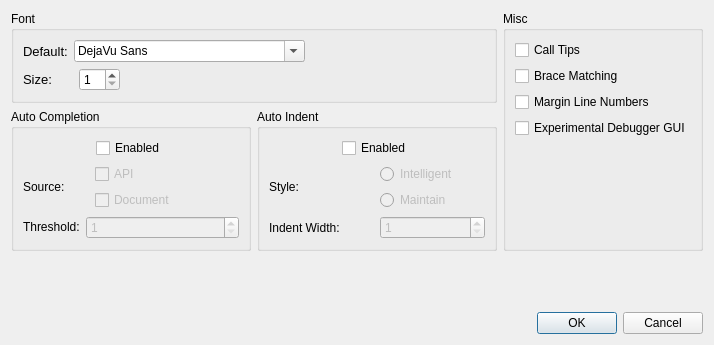
Before: the Qt Designer form ui/EditorSettingsDialog.ui in kipr/kiss, drawn with Qt 5.
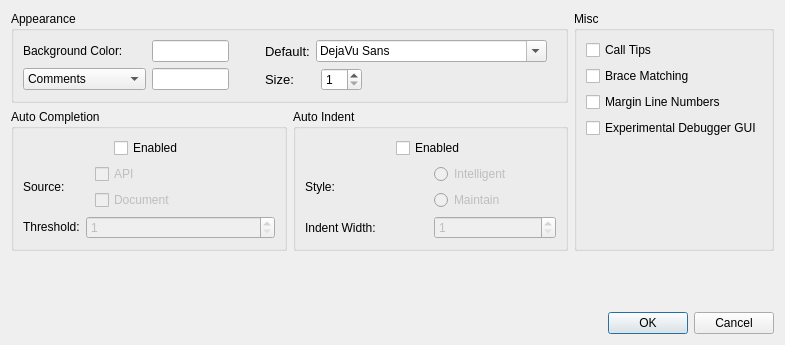
After: the same form once the commit is applied. Custom widgets are drawn as their Qt base class.

Commit message: Initial work on customizable lexers

The edit to the form file:
```diff
--- a/ui/EditorSettingsDialog.ui
+++ b/ui/EditorSettingsDialog.ui
@@ -6,7 +6,7 @@
    <rect>
     <x>0</x>
     <y>0</y>
-    <width>714</width>
+    <width>785</width>
     <height>345</height>
    </rect>
   </property>
@@ -20,44 +20,31 @@
    <string>Settings</string>
   </property>
   <layout class="QGridLayout">
-   <item row="0" column="0" colspan="2">
-    <widget class="QGroupBox" name="ui_fontGroup">
+   <item row="1" column="1">
+    <widget class="QGroupBox" name="ui_autoIndentGroup">
      <property name="title">
-      <string>Font</string>
+      <string>Auto Indent</string>
      </property>
      <layout class="QVBoxLayout">
       <item>
        <layout class="QHBoxLayout">
         <item>
-         <widget class="QLabel" name="label">
-          <property name="font">
-           <font>
-            <pointsize>10</pointsize>
-            <weight>50</weight>
-            <bold>false</bold>
-           </font>
+         <spacer>
+          <property name="orientation">
+           <enum>Qt::Horizontal</enum>
           </property>
+          <property name="sizeHint" stdset="0">
+           <size>
+            <width>40</width>
+            <height>20</height>
+           </size>
+          </property>
+         </spacer>
+        </item>
+        <item>
+         <widget class="QCheckBox" name="ui_autoIndentEnabledCheckBox">
           <property name="text">
-           <string>Default:</string>
-          </property>
-         </widget>
-        </item>
-        <item>
-         <widget class="QFontComboBox" name="ui_fontBox">
-          <property name="font">
-           <font>
-            <pointsize>9</pointsize>
-            <weight>50</weight>
-            <bold>false</bold>
-           </font>
-          </property>
-          <property name="currentFont">
-           <font>
-            <family>DejaVu Sans</family>
-            <pointsize>14</pointsize>
-            <weight>50</weight>
-            <bold>false</bold>
-           </font>
+           <string>Enabled</string>
           </property>
          </widget>
         </item>
@@ -79,101 +66,71 @@
       <item>
        <layout class="QHBoxLayout">
         <item>
-         <widget class="QLabel" name="label_2">
+         <widget class="QLabel" name="label_5">
           <property name="minimumSize">
            <size>
-            <width>50</width>
+            <width>83</width>
             <height>0</height>
            </size>
           </property>
-          <property name="font">
-           <font>
-            <pointsize>10</pointsize>
-           </font>
+          <property name="text">
+           <string>Style:</string>
           </property>
+         </widget>
+        </item>
+        <item>
+         <layout class="QVBoxLayout">
+          <item>
+           <widget class="QRadioButton" name="ui_autoIndentIntelligentStyleRadioButton">
+            <property name="enabled">
+             <bool>false</bool>
+            </property>
+            <property name="text">
+             <string>Intelligent</string>
+            </property>
+           </widget>
+          </item>
+          <item>
+           <widget class="QRadioButton" name="ui_autoIndentMaintainStyleRadioButton">
+            <property name="enabled">
+             <bool>false</bool>
+            </property>
+            <property name="text">
+             <string>Maintain</string>
+            </property>
+           </widget>
+          </item>
+         </layout>
+        </item>
+       </layout>
+      </item>
+      <item>
+       <layout class="QHBoxLayout">
+        <item>
+         <widget class="QLabel" name="label_6">
           <property name="text">
-           <string>Size: </string>
+           <string>Indent Width:</string>
           </property>
          </widget>
         </item>
         <item>
-         <widget class="QSpinBox" name="ui_fontSizeSpinBox">
+         <widget class="QSpinBox" name="ui_autoIndentWidthSpinBox">
+          <property name="enabled">
+           <bool>false</bool>
+          </property>
           <property name="minimum">
            <number>1</number>
           </property>
           <property name="maximum">
-           <number>26</number>
+           <number>20</number>
           </property>
          </widget>
         </item>
-        <item>
-         <spacer>
-          <property name="orientation">
-           <enum>Qt::Horizontal</enum>
-          </property>
-          <property name="sizeHint" stdset="0">
-           <size>
-            <width>40</width>
-            <height>20</height>
-           </size>
-          </property>
-         </spacer>
-        </item>
        </layout>
       </item>
      </layout>
     </widget>
    </item>
-   <item row="0" column="2" rowspan="2">
-    <widget class="QGroupBox" name="ui_miscGroup">
-     <property name="title">
-      <string>Misc</string>
-     </property>
-     <layout class="QVBoxLayout">
-      <item>
-       <widget class="QCheckBox" name="ui_callTipsCheckBox">
-        <property name="text">
-         <string>Call Tips</string>
-        </property>
-       </widget>
-      </item>
-      <item>
-       <widget class="QCheckBox" name="ui_braceMatchingCheckBox">
-        <property name="text">
-         <string>Brace Matching</string>
-        </property>
-       </widget>
-      </item>
-      <item>
-       <widget class="QCheckBox" name="ui_marginLineNumbersCheckBox">
-        <property name="text">
-         <string>Margin Line Numbers</string>
-        </property>
-       </widget>
-      </item>
-      <item>
-       <widget class="QCheckBox" name="ui_debugger">
-        <property name="text">
-         <string>Experimental Debugger GUI</string>
-        </property>
-       </widget>
-      </item>
-      <item>
-       <spacer>
-        <property name="orientation">
-         <enum>Qt::Vertical</enum>
-        </property>
-        <property name="sizeHint" stdset="0">
-         <size>
-          <width>20</width>
-          <height>40</height>
-         </size>
-        </property>
-       </spacer>
-      </item>
-     </layout>
-    </widget>
-   </item>
    <item row="1" column="0">
     <widget class="QGroupBox" name="ui_autoCompletionGroup">
      <property name="title">
@@ -303,117 +260,6 @@
      </layout>
     </widget>
    </item>
-   <item row="1" column="1">
-    <widget class="QGroupBox" name="ui_autoIndentGroup">
-     <property name="title">
-      <string>Auto Indent</string>
-     </property>
-     <layout class="QVBoxLayout">
-      <item>
-       <layout class="QHBoxLayout">
-        <item>
-         <spacer>
-          <property name="orientation">
-           <enum>Qt::Horizontal</enum>
-          </property>
-          <property name="sizeHint" stdset="0">
-           <size>
-            <width>40</width>
-            <height>20</height>
-           </size>
-          </property>
-         </spacer>
-        </item>
-        <item>
-         <widget class="QCheckBox" name="ui_autoIndentEnabledCheckBox">
-          <property name="text">
-           <string>Enabled</string>
-          </property>
-         </widget>
-        </item>
-        <item>
-         <spacer>
-          <property name="orientation">
-           <enum>Qt::Horizontal</enum>
-          </property>
-          <property name="sizeHint" stdset="0">
-           <size>
-            <width>40</width>
-            <height>20</height>
-           </size>
-          </property>
-         </spacer>
-        </item>
-       </layout>
-      </item>
-      <item>
-       <layout class="QHBoxLayout">
-        <item>
-         <widget class="QLabel" name="label_5">
-          <property name="minimumSize">
-           <size>
-            <width>83</width>
-            <height>0</height>
-           </size>
-          </property>
-          <property name="text">
-           <string>Style:</string>
-          </property>
-         </widget>
-        </item>
-        <item>
-         <layout class="QVBoxLayout">
-          <item>
-           <widget class="QRadioButton" name="ui_autoIndentIntelligentStyleRadioButton">
-            <property name="enabled">
-             <bool>false</bool>
-            </property>
-            <property name="text">
-             <string>Intelligent</string>
-            </property>
-           </widget>
-          </item>
-          <item>
-           <widget class="QRadioButton" name="ui_autoIndentMaintainStyleRadioButton">
-            <property name="enabled">
-             <bool>false</bool>
-            </property>
-            <property name="text">
-             <string>Maintain</string>
-            </property>
-           </widget>
-          </item>
-         </layout>
-        </item>
-       </layout>
-      </item>
-      <item>
-       <layout class="QHBoxLayout">
-        <item>
-         <widget class="QLabel" name="label_6">
-          <property name="text">
-           <string>Indent Width:</string>
-          </property>
-         </widget>
-        </item>
-        <item>
-         <widget class="QSpinBox" name="ui_autoIndentWidthSpinBox">
-          <property name="enabled">
-           <bool>false</bool>
-          </property>
-          <property name="minimum">
-           <number>1</number>
-          </property>
-          <property name="maximum">
-           <number>20</number>
-          </property>
-         </widget>
-        </item>
-       </layout>
-      </item>
-     </layout>
-    </widget>
-   </item>
    <item row="3" column="0" colspan="3">
     <widget class="QDialogButtonBox" name="ui_buttonBox">
      <property name="orientation">
@@ -437,8 +283,250 @@
      </property>
     </spacer>
    </item>
+   <item row="0" column="2" rowspan="2">
+    <widget class="QGroupBox" name="ui_miscGroup">
+     <property name="title">
+      <string>Misc</string>
+     </property>
+     <layout class="QVBoxLayout">
+      <item>
+       <widget class="QCheckBox" name="ui_callTipsCheckBox">
+        <property name="text">
+         <string>Call Tips</string>
+        </property>
+       </widget>
+      </item>
+      <item>
+       <widget class="QCheckBox" name="ui_braceMatchingCheckBox">
+        <property name="text">
+         <string>Brace Matching</string>
+        </property>
+       </widget>
+      </item>
+      <item>
+       <widget class="QCheckBox" name="ui_marginLineNumbersCheckBox">
+        <property name="text">
+         <string>Margin Line Numbers</string>
+        </property>
+       </widget>
+      </item>
+      <item>
+       <widget class="QCheckBox" name="ui_debugger">
+        <property name="text">
+         <string>Experimental Debugger GUI</string>
+        </property>
+       </widget>
+      </item>
+      <item>
+       <spacer>
+        <property name="orientation">
+         <enum>Qt::Vertical</enum>
+        </property>
+        <property name="sizeHint" stdset="0">
+         <size>
+          <width>20</width>
+          <height>40</height>
+         </size>
+        </property>
+       </spacer>
+      </item>
+     </layout>
+    </widget>
+   </item>
+   <item row="0" column="0" colspan="2">
+    <widget class="QGroupBox" name="ui_appearanceGroup">
+     <property name="title">
+      <string>Appearance</string>
+     </property>
+     <layout class="QHBoxLayout" name="horizontalLayout">
+      <item>
+       <layout class="QGridLayout" name="gridLayout_2">
+        <item row="0" column="0">
+         <widget class="QLabel" name="label_7">
+          <property name="text">
+           <string>Background Color:</string>
+          </property>
+         </widget>
+        </item>
+        <item row="0" column="1">
+         <widget class="ColorBox" name="ui_backgroundColorBox"/>
+        </item>
+        <item row="1" column="0">
+         <widget class="QComboBox" name="ui_lexerBox">
+          <item>
+           <property name="text">
+            <string>Comments</string>
+           </property>
+          </item>
+          <item>
+           <property name="text">
+            <string>Doc Comments</string>
+           </property>
+          </item>
+          <item>
+           <property name="text">
+            <string>Numbers</string>
+           </property>
+          </item>
+          <item>
+           <property name="text">
+            <string>Keywords</string>
+           </property>
+          </item>
+          <item>
+           <property name="text">
+            <string>Strings</string>
+           </property>
+          </item>
+          <item>
+           <property name="text">
+            <string>Preprocessors</string>
+           </property>
+          </item>
+          <item>
+           <property name="text">
+            <string>Operator</string>
+           </property>
+          </item>
+          <item>
+           <property name="text">
+            <string>Unclosed Strings</string>
+           </property>
+          </item>
+         </widget>
+        </item>
+        <item row="1" column="1">
+         <widget class="ColorBox" name="ui_lexerColorBox"/>
+        </item>
+       </layout>
+      </item>
+      <item>
+       <spacer name="horizontalSpacer">
+        <property name="orientation">
+         <enum>Qt::Horizontal</enum>
+        </property>
+        <property name="sizeType">
+         <enum>QSizePolicy::Fixed</enum>
+        </property>
+        <property name="sizeHint" stdset="0">
+         <size>
+          <width>30</width>
+          <height>20</height>
+         </size>
+        </property>
+       </spacer>
+      </item>
+      <item>
+       <layout class="QVBoxLayout" name="verticalLayout">
+        <item>
+         <layout class="QHBoxLayout">
+          <item>
+           <widget class="QLabel" name="label">
+            <property name="font">
+             <font>
+              <pointsize>10</pointsize>
+              <weight>50</weight>
+              <bold>false</bold>
+             </font>
+            </property>
+            <property name="text">
+             <string>Default:</string>
+            </property>
+           </widget>
+          </item>
+          <item>
+           <widget class="QFontComboBox" name="ui_fontBox">
+            <property name="font">
+             <font>
+              <pointsize>9</pointsize>
+              <weight>50</weight>
+              <bold>false</bold>
+             </font>
+            </property>
+            <property name="currentFont">
+             <font>
+              <family>DejaVu Sans</family>
+              <pointsize>14</pointsize>
+              <weight>50</weight>
+              <bold>false</bold>
+             </font>
+            </property>
+           </widget>
+          </item>
+          <item>
+           <spacer>
+            <property name="orientation">
+             <enum>Qt::Horizontal</enum>
+            </property>
+            <property name="sizeHint" stdset="0">
+             <size>
+              <width>40</width>
+              <height>20</height>
+             </size>
+            </property>
+           </spacer>
+          </item>
+         </layout>
+        </item>
+        <item>
+         <layout class="QHBoxLayout">
+          <item>
+           <widget class="QLabel" name="label_2">
+            <property name="minimumSize">
+             <size>
+              <width>50</width>
+              <height>0</height>
+             </size>
+            </property>
+            <property name="font">
+             <font>
+              <pointsize>10</pointsize>
+             </font>
+            </property>
+            <property name="text">
+             <string>Size:</string>
+            </property>
+           </widget>
+          </item>
+          <item>
+           <widget class="QSpinBox" name="ui_fontSizeSpinBox">
+            <property name="minimum">
+             <number>1</number>
+            </property>
+            <property name="maximum">
+             <number>26</number>
+            </property>
+           </widget>
+          </item>
+          <item>
+           <spacer>
+            <property name="orientation">
+             <enum>Qt::Horizontal</enum>
+            </property>
+            <property name="sizeHint" stdset="0">
+             <size>
+              <width>40</width>
+              <height>20</height>
+             </size>
+            </property>
+           </spacer>
+          </item>
+         </layout>
+        </item>
+       </layout>
+      </item>
+     </layout>
+    </widget>
+   </item>
   </layout>
  </widget>
+ <customwidgets>
+  <customwidget>
+   <class>ColorBox</class>
+   <extends>QLineEdit</extends>
+   <header>ColorBox.h</header>
+  </customwidget>
+ </customwidgets>
  <resources/>
  <connections>
   <connection>
```
The commit also changes 9 other files.
